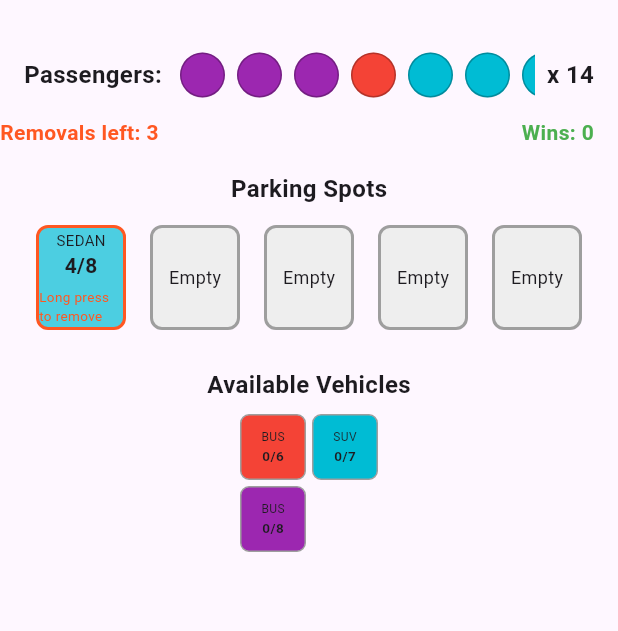
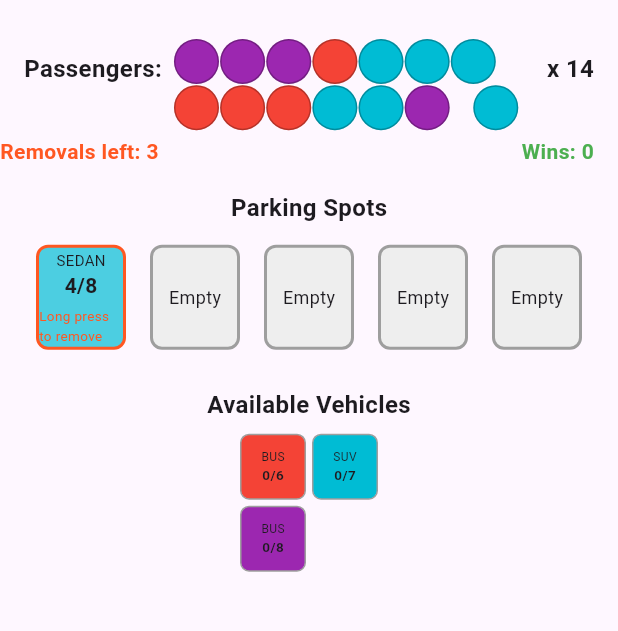
Before and after one commit to V9K3/ipark, a Flutter app: the GameScreen screen opened directly, after a tap on "SEDAN", on a phone screen of 412 x 824 dp, the part 63-694 px from its top. Run offline on Flutter 3.47's test engine with Material 3 defaults, Android fonts, the phone set to English and light mode, and no system bars.

Commit message:
commit before moving the laptop

```diff
--- a/lib/game/game_state.dart
+++ b/lib/game/game_state.dart
@@ -20,6 +20,7 @@ class GameState extends ChangeNotifier {
   int numColors;
   List<Color> levelColors = [];
   int winCount = 0;
+  bool boardingInProgress = false;
 
   GameState({
     List<List<ParkingSpot>>? parkingGrid,
@@ -100,13 +101,13 @@ class GameState extends ChangeNotifier {
   }
 
   // Place a car from the pool into the first available empty slot and trigger auto-boarding for all cars
-  void placeCarInFirstAvailable(Car car) {
+  Future<void> placeCarInFirstAvailableAnimated(Car car) async {
     for (int row = 0; row < numRows; row++) {
       for (int col = 0; col < numCols; col++) {
         if (parkingGrid[row][col].car == null) {
           parkingGrid[row][col].car = car;
           carPool.remove(car);
-          _autoBoardAllCars();
+          await _autoBoardAllCarsAnimated();
           notifyListeners();
           return;
         }
@@ -114,8 +115,9 @@ class GameState extends ChangeNotifier {
     }
   }
 
-  // After any car placement or car exit, auto-board for all cars and remove full cars
-  void _autoBoardAllCars() {
+  Future<void> _autoBoardAllCarsAnimated() async {
+    boardingInProgress = true;
+    notifyListeners();
     bool changed;
     do {
       changed = false;
@@ -123,7 +125,7 @@ class GameState extends ChangeNotifier {
         for (int col = 0; col < numCols; col++) {
           final car = parkingGrid[row][col].car;
           if (car == null) continue;
-          // Board as many matching passengers as possible
+          // Board as many matching passengers as possible, with delay
           while (!car.isFull() && waitingPassengers.isNotEmpty) {
             final nextPassenger = waitingPassengers.first;
             if (car.canAcceptPassenger(nextPassenger)) {
@@ -131,6 +133,8 @@ class GameState extends ChangeNotifier {
               waitingPassengers.removeFirst();
               score += 10;
               changed = true;
+              notifyListeners();
+              await Future.delayed(const Duration(milliseconds: 250));
             } else {
               break;
             }
@@ -139,20 +143,23 @@ class GameState extends ChangeNotifier {
           if (car.isFull()) {
             parkingGrid[row][col].car = null;
             changed = true;
+            notifyListeners();
+            await Future.delayed(const Duration(milliseconds: 250));
           }
         }
       }
-      // Debug: print state after each auto-board pass
       print('DEBUG: waitingPassengers: ${waitingPassengers.length}, carPool: ${carPool.length}, parkingGrid: ${_parkingGridCarCount()}');
     } while (changed);
-    // Remove all cars if no passengers are left
     if (waitingPassengers.isEmpty) {
       for (int row = 0; row < numRows; row++) {
         for (int col = 0; col < numCols; col++) {
           parkingGrid[row][col].car = null;
         }
       }
+      notifyListeners();
     }
+    boardingInProgress = false;
+    notifyListeners();
   }
 
   int _parkingGridCarCount() {
@@ -229,7 +236,7 @@ class GameState extends ChangeNotifier {
       carPool.add(parkingGrid[row][col].car!);
       parkingGrid[row][col].car = null;
       remainingChances--;
-      _autoBoardAllCars();
+      // _autoBoardAllCars(); // REMOVE this line, use animated version if needed
       notifyListeners();
     }
   }
--- a/lib/ui/screens/game_screen.dart
+++ b/lib/ui/screens/game_screen.dart
@@ -3,6 +3,7 @@ import 'package:provider/provider.dart';
 import 'dart:math';
 import '../../game/game_state.dart';
 import '../../game/car_model.dart';
+import '../../game/passenger_model.dart';
 
 class GameScreen extends StatelessWidget {
   const GameScreen({super.key});
@@ -19,6 +20,41 @@ class GameScreen extends StatelessWidget {
           final waitingCount = game.waitingPassengers.length;
           const double carTileSize = 44;
           final double gridSize = n * carTileSize + (n - 1) * 4;
+
+          // Curved, contiguous passenger queue
+          Widget buildCurvedPassengerQueue(List<Passenger> passengers) {
+            const double passengerDiameter = 30; // 30px diameter
+            const double mmToPx = 3.78; // 1mm ≈ 3.78px
+            const double gap = 0.1 * mmToPx; // 0.1mm gap ≈ 0.4px, use 1px for visibility
+            const int rowLength = 13;
+            List<Widget> children = [];
+            for (int i = 0; i < passengers.length; i++) {
+              final isOddRow = ((i ~/ rowLength) % 2 == 1);
+              if (i % rowLength == 0 && isOddRow) {
+                children.add(SizedBox(width: passengerDiameter / 2));
+              }
+              children.add(Container(
+                width: passengerDiameter,
+                height: passengerDiameter,
+                margin: EdgeInsets.only(
+                  right: ((i + 1) % rowLength == 0) ? 0 : gap,
+                  bottom: gap,
+                ),
+                decoration: BoxDecoration(
+                  color: (passengers[i] as Passenger).color,
+                  shape: BoxShape.circle,
+                  border: Border.all(color: Colors.black26),
+                ),
+              ));
+            }
+            return Wrap(
+              direction: Axis.horizontal,
+              spacing: gap,
+              runSpacing: gap,
+              children: children,
+            );
+          }
+
           return Column(
             mainAxisSize: MainAxisSize.min,
             children: [
@@ -26,33 +62,22 @@ class GameScreen extends StatelessWidget {
               Padding(
                 padding: const EdgeInsets.only(top: 12, bottom: 4),
                 child: Row(
+                  crossAxisAlignment: CrossAxisAlignment.start,
                   children: [
                     const Padding(
-                      padding: EdgeInsets.only(left: 16.0, right: 8.0),
+                      padding: EdgeInsets.only(left: 16.0, right: 8.0, top: 8.0),
                       child: Text('Passengers:', style: TextStyle(fontWeight: FontWeight.bold, fontSize: 16)),
                     ),
                     Expanded(
-                      child: SizedBox(
-                        height: 48,
-                        child: ListView(
-                          scrollDirection: Axis.horizontal,
-                          children: game.waitingPassengers
-                              .take(10)
-                              .map((p) => Container(
-                                    width: 30,
-                                    margin: const EdgeInsets.symmetric(horizontal: 4, vertical: 8),
-                                    decoration: BoxDecoration(
-                                      color: p.color,
-                                      shape: BoxShape.circle,
-                                      border: Border.all(color: Colors.black26),
-                                    ),
-                                  ))
-                              .toList(),
-                        ),
+                      child: Column(
+                        crossAxisAlignment: CrossAxisAlignment.start,
+                        children: [
+                          buildCurvedPassengerQueue(game.waitingPassengers.take(25).toList().cast<Passenger>()),
+                        ],
                       ),
                     ),
                     Padding(
-                      padding: const EdgeInsets.only(right: 16.0, left: 8.0),
+                      padding: const EdgeInsets.only(right: 16.0, left: 8.0, top: 8.0),
                       child: Text('x $waitingCount', style: const TextStyle(fontWeight: FontWeight.bold, fontSize: 16)),
                     ),
                   ],
@@ -93,7 +118,8 @@ class GameScreen extends StatelessWidget {
                           final car = spot.car;
                           final canRemove = car != null && game.remainingChances > 0;
                           return GestureDetector(
-                            onLongPress: canRemove
+                            onTap: null,
+                            onLongPress: game.boardingInProgress ? null : canRemove
                                 ? () {
                                     game.manuallyRemoveCar(0, col);
                                   }
@@ -156,8 +182,8 @@ class GameScreen extends StatelessWidget {
                           itemBuilder: (context, i) {
                             final car = carPool[i];
                             return GestureDetector(
-                              onTap: () {
-                                game.placeCarInFirstAvailable(car);
+                              onTap: game.boardingInProgress || car == null ? null : () async {
+                                await game.placeCarInFirstAvailableAnimated(car);
                               },
                               child: Container(
                                 width: carTileSize,
```
